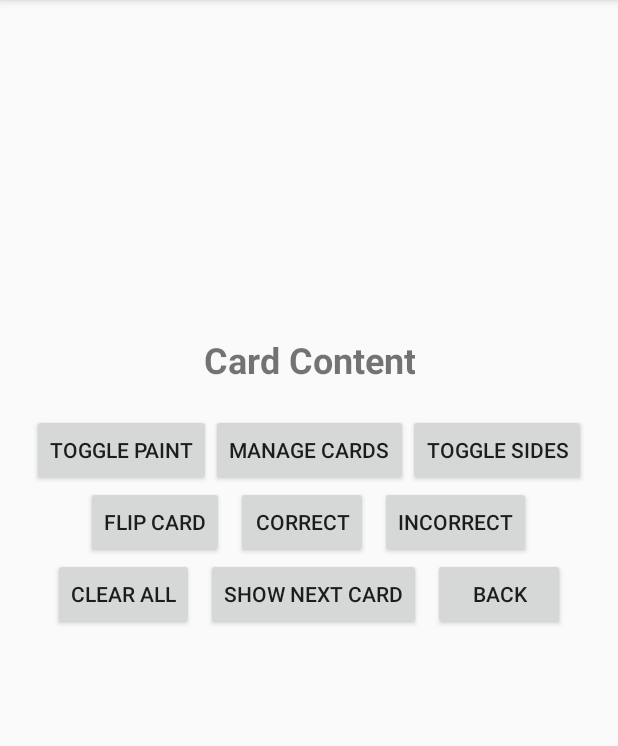
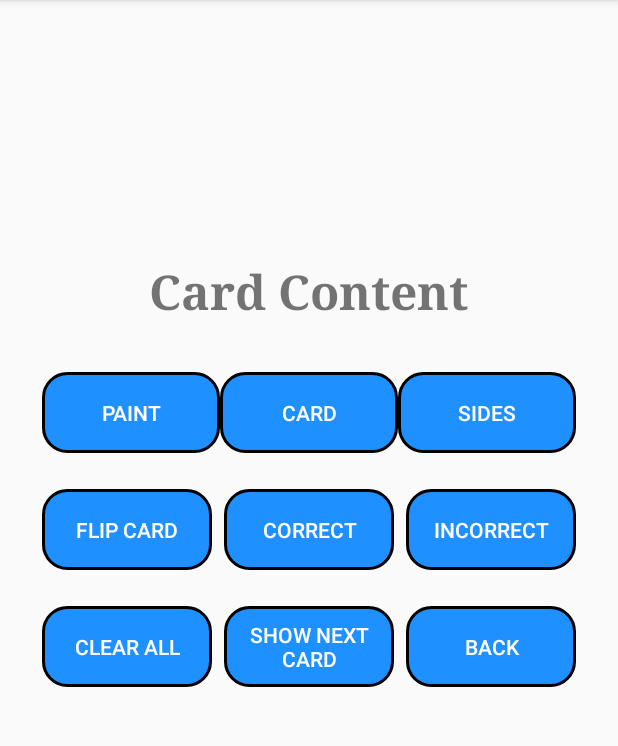
Before and after one commit to PolarPixelHub/IndexCardApp, an Android app built with Jetpack Compose: the LearnCardsActivity screen opened directly, with no data from a screen before it, on a phone screen of 412 x 824 dp, the part 84-830 px from its top. Run offline under Robolectric (Android 15) with nearby library versions, the phone set to English and light mode, and no system bars; 1 statement that could not run was skipped.

Commit message:
Version 1.0 all code cleand up

```diff
--- a/app/src/main/res/layout/activity_learn_cards.xml
+++ b/app/src/main/res/layout/activity_learn_cards.xml
@@ -1,34 +1,38 @@
 <?xml version="1.0" encoding="utf-8"?>
 <LinearLayout xmlns:android="http://schemas.android.com/apk/res/android"
+    xmlns:app="http://schemas.android.com/apk/res-auto"
     android:layout_width="match_parent"
     android:layout_height="match_parent"
-    xmlns:app="http://schemas.android.com/apk/res-auto"
     android:orientation="vertical"
     android:padding="16dp"
-    android:gravity="center">  <!-- Centering the entire layout -->
+    android:gravity="center"> <!-- Centering the entire layout -->
 
     <!-- Invisible box at the top -->
     <ImageView
         android:id="@+id/saved_canvas_view"
         android:layout_width="1dp"
         android:layout_height="1dp"
-        android:scaleType="centerCrop"/>
+        android:contentDescription="@string/app_name"
+        android:scaleType="centerCrop"
+        android:visibility="gone" />
 
+    <!-- Padding space -->
     <View
         android:layout_width="match_parent"
         android:layout_height="90dp"
-        android:background="#00000000" /> <!-- Padding space -->
+        android:background="#00000000" />
 
     <!-- Card Label -->
     <TextView
         android:id="@+id/card_label"
         android:layout_width="wrap_content"
         android:layout_height="wrap_content"
-        android:text="Card Content"
-        android:textSize="24sp"
+        android:text="@string/non_text"
+        android:textSize="32sp"
         android:textStyle="bold"
         android:gravity="center"
-        android:layout_marginBottom="20dp"/>
+        android:layout_marginBottom="20dp"
+        android:typeface="serif"/>
 
     <!-- Canvas View -->
     <com.example.indexcardapp.PaintView
@@ -38,9 +42,10 @@
         android:background="@color/white"
         android:visibility="gone" /> <!-- Initially hidden -->
 
-    <!-- Buttons -->
+    <!-- Paint Buttons Container -->
     <LinearLayout
         android:id="@+id/paint_buttons_container"
+        style="?android:attr/buttonBarStyle"
         android:layout_width="match_parent"
         android:layout_height="wrap_content"
         android:orientation="horizontal"
@@ -49,25 +54,38 @@
 
         <Button
             android:id="@+id/save_button"
-            android:layout_width="wrap_content"
+            style="?android:attr/buttonBarButtonStyle"
+            android:layout_width="0dp"
+            android:layout_weight="1"
             android:layout_height="wrap_content"
-            android:text="Save" />
+            android:text="@string/save"
+            android:textColor="#FFFFFF"
+            android:background="@drawable/round_button"/>
 
         <Button
             android:id="@+id/clear_button"
-            android:layout_width="wrap_content"
+            style="?android:attr/buttonBarButtonStyle"
+            android:layout_width="0dp"
+            android:layout_marginEnd="18dp"
+            android:layout_weight="1"
             android:layout_height="wrap_content"
-            android:text="Clear"
-            android:layout_marginStart="16dp" />
+            android:text="@string/clear"
+            android:layout_marginStart="16dp"
+            android:textColor="#FFFFFF"
+            android:background="@drawable/round_button"/>
 
         <Button
             android:id="@+id/back_button_two"
-            android:layout_width="wrap_content"
+            style="?android:attr/buttonBarButtonStyle"
+            android:layout_width="0dp"
+            android:layout_weight="1"
             android:layout_height="wrap_content"
-            android:text="Back"
-            android:layout_marginStart="16dp" />
+            android:text="@string/back"
+            android:textColor="#FFFFFF"
+            android:background="@drawable/round_button"/>
     </LinearLayout>
 
+    <!-- Main Buttons Container -->
     <LinearLayout
         android:id="@+id/buttons_container"
         android:layout_width="match_parent"
@@ -75,33 +93,50 @@
         android:orientation="horizontal"
         android:gravity="center">
 
+
         <LinearLayout
             android:layout_width="match_parent"
             android:layout_height="wrap_content"
             android:orientation="vertical"
             android:gravity="center">
 
+            <!-- Row 1 -->
             <LinearLayout
                 android:layout_width="match_parent"
                 android:layout_height="wrap_content"
                 android:orientation="horizontal"
-                android:gravity="center">
+                android:gravity="center"
+                android:padding="12dp">
 
                 <Button
                     android:id="@+id/toggle_paint_button"
-                    android:layout_width="wrap_content"
+                    android:layout_width="0dp"
+                    android:layout_weight="1"
                     android:layout_height="wrap_content"
-                    android:text="Toggle Paint" />
+                    android:text="@string/toggle_paint"
+                    android:textColor="#FFFFFF"
+                    android:background="@drawable/round_button"
+                    style="?android:attr/buttonBarButtonStyle" />
+
                 <Button
                     android:id="@+id/manage_cards_button"
-                    android:layout_width="wrap_content"
+                    android:layout_width="0dp"
+                    android:layout_weight="1"
                     android:layout_height="wrap_content"
-                    android:text="Manage Cards" />
+                    android:text="@string/manage_cards"
+                    android:textColor="#FFFFFF"
+                    android:background="@drawable/round_button"
+                    style="?android:attr/buttonBarButtonStyle" />
+
                 <Button
                     android:id="@+id/toggle_sides_button"
-                    android:layout_width="wrap_content"
+                    android:layout_width="0dp"
+                    android:layout_weight="1"
                     android:layout_height="wrap_content"
-                    android:text="Toggle Sides" />
+                    android:text="@string/toggle_sides"
+                    android:textColor="#FFFFFF"
+                    android:background="@drawable/round_button"
+                    style="?android:attr/buttonBarButtonStyle" />
             </LinearLayout>
 
             <!-- Row 2 -->
@@ -109,26 +144,39 @@
                 android:layout_width="match_parent"
                 android:layout_height="wrap_content"
                 android:orientation="horizontal"
-                android:gravity="center">
+                android:gravity="center"
+                android:padding="12dp">
 
                 <Button
                     android:id="@+id/flip_button"
-                    android:layout_width="wrap_content"
+                    android:layout_width="0dp"
+                    android:layout_weight="1"
                     android:layout_height="wrap_content"
-                    android:text="Flip Card" />
+                    android:text="@string/flip_card"
+                    android:textColor="#FFFFFF"
+                    android:background="@drawable/round_button"
+                    style="?android:attr/buttonBarButtonStyle" />
 
                 <Button
                     android:id="@+id/correct_button"
-                    android:layout_width="wrap_content"
+                    android:layout_width="0dp"
+                    android:layout_weight="1"
                     android:layout_height="wrap_content"
-                    android:text="Correct"
+                    android:text="@string/correct"
+                    android:textColor="#FFFFFF"
+                    android:background="@drawable/round_button"
+                    style="?android:attr/buttonBarButtonStyle"
                     android:layout_marginStart="8dp" />
 
                 <Button
                     android:id="@+id/incorrect_button"
-                    android:layout_width="wrap_content"
+                    android:layout_width="0dp"
+                    android:layout_weight="1"
                     android:layout_height="wrap_content"
-                    android:text="Incorrect"
+                    android:text="@string/incorrect"
+                    android:textColor="#FFFFFF"
+                    android:background="@drawable/round_button"
+                    style="?android:attr/buttonBarButtonStyle"
                     android:layout_marginStart="8dp" />
             </LinearLayout>
 
@@ -137,30 +185,45 @@
                 android:layout_width="match_parent"
                 android:layout_height="wrap_content"
                 android:orientation="horizontal"
-                android:gravity="center">
+                android:gravity="center"
+                android:padding="12dp">
 
                 <Button
                     android:id="@+id/clear_all_button"
-                    android:layout_width="wrap_content"
+                    android:layout_width="0dp"
+                    android:layout_weight="1"
                     android:layout_height="wrap_content"
-                    android:text="Clear All" />
+                    android:text="@string/clear_all"
+                    android:textColor="#FFFFFF"
+                    android:background="@drawable/round_button"
+                    style="?android:attr/buttonBarButtonStyle" />
 
                 <Button
                     android:id="@+id/show_next_button"
-                    android:layout_width="wrap_content"
+                    android:layout_width="0dp"
+                    android:layout_weight="1"
                     android:layout_height="wrap_content"
-                    android:text="Show Next Card"
+                    android:text="@string/show_next_card"
+                    android:textColor="#FFFFFF"
+                    android:background="@drawable/round_button"
+                    style="?android:attr/buttonBarButtonStyle"
                     android:layout_marginStart="8dp" />
+
                 <Button
                     android:id="@+id/back_button"
-                    android:layout_width="wrap_content"
+                    android:layout_width="0dp"
+                    android:layout_weight="1"
                     android:layout_height="wrap_content"
-                    android:text="Back"
+                    android:text="@string/back"
+                    android:textColor="#FFFFFF"
+                    android:background="@drawable/round_button"
+                    style="?android:attr/buttonBarButtonStyle"
                     android:layout_marginStart="8dp" />
             </LinearLayout>
         </LinearLayout>
     </LinearLayout>
 
+    <!-- RecyclerView -->
     <androidx.recyclerview.widget.RecyclerView
         android:id="@+id/drawRecyclerView"
         android:layout_width="350dp"
--- a/app/src/main/res/values/strings.xml
+++ b/app/src/main/res/values/strings.xml
@@ -13,8 +13,23 @@
     <string name="add_card">Add Card</string>
     <string name="learn">Learn</string>
     <string name="change_projects">Change Projects</string>
-    <string name="input_chinese_pinyin_hint">Enter Chinese Character + Pinyin</string>
-    <string name="input_english_translation_hint">Enter English Translation</string>
+    <string name="input_chinese_pinyin_hint">Enter First Language</string>
+    <string name="input_english_translation_hint">Enter Second Language</string>
     <string name="add_card_button_text">Add Card</string>
+    <string name="cleared_all_drawings">All drawings Deleted</string>
+    <string name="error_no_project_selected">Error no project selected</string>
     <string name="back_button_text">Back</string>
+    <string name="card_content">Card Content</string>
+    <string name="save">Save</string>
+    <string name="clear">Clear</string>
+    <string name="back">Back</string>
+    <string name="toggle_paint">Paint</string>
+    <string name="manage_cards">Card</string>
+    <string name="toggle_sides">Sides</string>
+    <string name="flip_card">Flip Card</string>
+    <string name="correct">Correct</string>
+    <string name="incorrect">Incorrect</string>
+    <string name="clear_all">Clear All</string>
+    <string name="show_next_card">Show Next Card</string>
+    <string name="non_text">Card Content</string>
 </resources>
```
Also changed, not shown: app/src/main/java/com/example/indexcardapp/LearnCardsActivity.kt (+32 -51 lines), app/src/main/res/layout/activity_main.xml (+11 -8 lines). Lines whose indentation alone changed are shown as unchanged.
